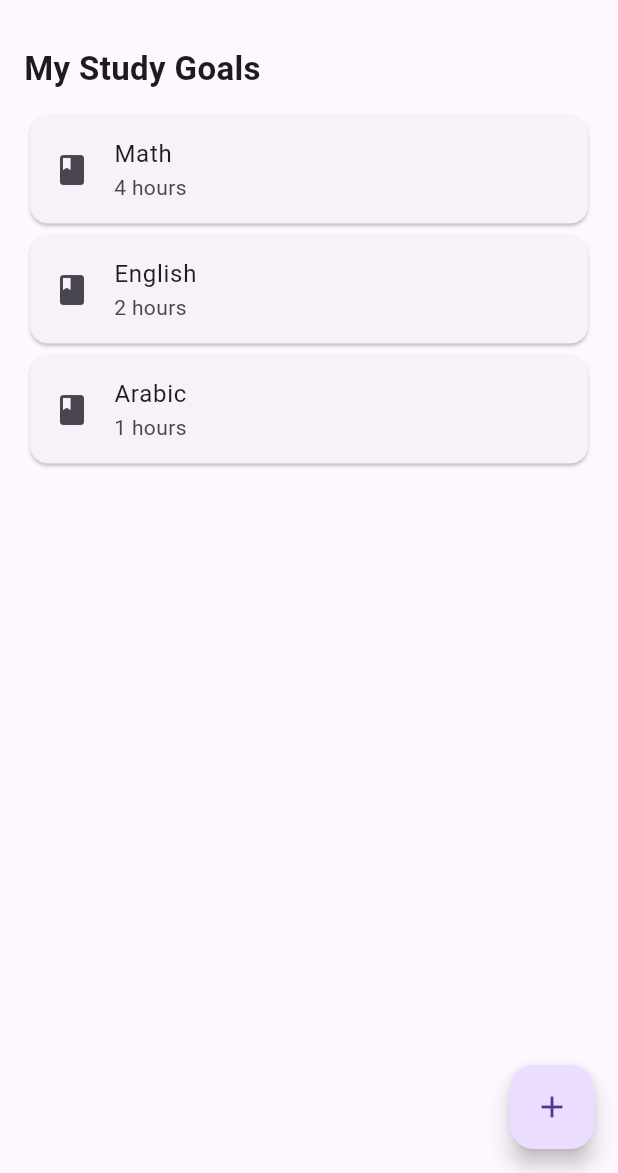
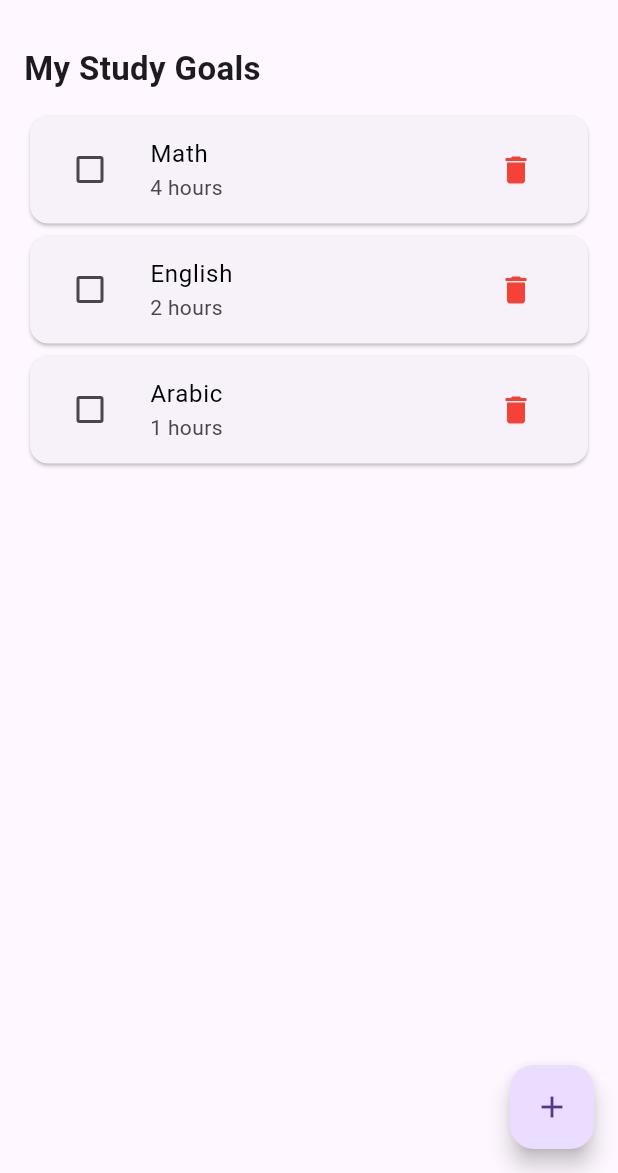
Before and after one commit to omranhareedi/study_planner_28249, a Flutter app: the screen it shows after launch, on a phone screen of 412 x 824 dp, the part 63-1236 px from its top. Run offline on Flutter 3.47's test engine with Material 3 defaults, Android fonts, the phone set to English and light mode, and no system bars.

Commit message:
phase 2 completed

```diff
--- a/lib/main.dart
+++ b/lib/main.dart
@@ -1,5 +1,4 @@
 import 'package:flutter/material.dart';
-
 
 void main() => runApp(const MyApp());
 
@@ -8,61 +7,126 @@ class MyApp extends StatelessWidget {
 
   @override
   Widget build(BuildContext context) {
-    return const MaterialApp(home: HomeScreen());
+    // STATIC: Root application setup
+    return const MaterialApp(
+      home: HomeScreen(),
+    );
   }
 }
 
-class HomeScreen extends StatelessWidget {
+class HomeScreen extends StatefulWidget {
   const HomeScreen({super.key});
 
   @override
+  State<HomeScreen> createState() => _HomeScreenState();
+}
+
+class _HomeScreenState extends State<HomeScreen> {
+  // =========================================================
+  // 1. LOGIC SECTION (Data & Functions)
+  // =========================================================
+
+  // LOGIC: List of Maps storing study goals in memory
+  List<Map<String, dynamic>> goals = [
+    {'subject': 'Math', 'hours': 4, 'done': false},
+    {'subject': 'English', 'hours': 2, 'done': false},
+    {'subject': 'Arabic', 'hours': 1, 'done': false},
+  ];
+
+  // LOGIC: Sample subjects cycled through when tapping the + button
+  final List<String> _sampleSubjects = [
+    'Physics',
+    'Biology',
+    'History',
+    'Database Systems',
+  ];
+
+  // LOGIC: Adds a sample goal and updates the UI
+  void addSampleGoal() {
+    setState(() {
+      final subject = _sampleSubjects[goals.length % _sampleSubjects.length];
+      goals.add({'subject': subject, 'hours': 2, 'done': false});
+    });
+  }
+
+  // LOGIC: Toggles the 'done' boolean at the given index
+  void toggleGoal(int index) {
+    setState(() {
+      goals[index]['done'] = !goals[index]['done'];
+    });
+  }
+
+  // LOGIC: Removes the goal at the given index
+  void deleteGoal(int index) {
+    setState(() {
+      goals.removeAt(index);
+    });
+  }
+
+  // =========================================================
+  // 2. STATIC / UI SECTION (Widgets & Connection Points)
+  // =========================================================
+
+  @override
   Widget build(BuildContext context) {
-    // STATIC
+    // STATIC: Main screen scaffold
     return Scaffold(
-      // STATIC
+      // STATIC: Top navigation bar
       appBar: AppBar(title: const Text('My Study Planner')),
-      // STATIC
+      // STATIC: Body container and vertical layout
       body: Padding(
         padding: const EdgeInsets.all(16.0),
         child: Column(
           crossAxisAlignment: CrossAxisAlignment.start,
           children: [
-            // STATIC
+            // STATIC: Section heading
             const Text(
               'My Study Goals',
               style: TextStyle(fontSize: 22, fontWeight: FontWeight.bold),
             ),
             const SizedBox(height: 12),
-            // STATIC Hard-coded study goal card
-            const Card(
-              child: ListTile(
-                leading: Icon(Icons.book),
-                title: Text('Math'),
-                subtitle: Text('4 hours'),
-              ),
-            ),
-            // STATIC
-            const Card(
-              child: ListTile(
-                leading: Icon(Icons.book),
-                title: Text('English'),
-                subtitle: Text('2 hours'),
-              ),
-            ),
-            // STATIC
-            const Card(
-              child: ListTile(
-                leading: Icon(Icons.book),
-                title: Text('Arabic'),
-                subtitle: Text('1 hours'),
+            // STATIC: Dynamic scrollable list of goal cards
+            Expanded(
+              child: ListView.builder(
+                itemCount: goals.length,
+                itemBuilder: (context, index) {
+                  final goal = goals[index];
+                  final bool isDone = goal['done'];
+
+                  return Card(
+                    child: ListTile(
+                      // CONNECTION: Checkbox toggles goal completion
+                      leading: Checkbox(
+                        value: isDone,
+                        onChanged: (value) => toggleGoal(index),
+                      ),
+                      title: Text(
+                        goal['subject'],
+                        style: TextStyle(
+                          decoration: isDone
+                              ? TextDecoration.lineThrough
+                              : TextDecoration.none,
+                          color: isDone ? Colors.grey : Colors.black,
+                        ),
+                      ),
+                      subtitle: Text('${goal['hours']} hours'),
+                      // CONNECTION: Delete icon removes goal from list
+                      trailing: IconButton(
+                        icon: const Icon(Icons.delete, color: Colors.red),
+                        onPressed: () => deleteGoal(index),
+                      ),
+                    ),
+                  );
+                },
               ),
             ),
           ],
         ),
       ),
-      // STATIC
+      // STATIC: Floating action button to add goals
       floatingActionButton: FloatingActionButton(
-        onPressed: () {},
+        // CONNECTION: Triggers adding a sample goal
+        onPressed: addSampleGoal,
         child: const Icon(Icons.add),
       ),
     );
--- /dev/null
+++ b/lib/phase2.dart
@@ -0,0 +1,128 @@
+import 'package:flutter/material.dart';
+
+void main() => runApp(const MyApp());
+
+class MyApp extends StatelessWidget {
+  const MyApp({super.key});
+
+  @override
+  Widget build(BuildContext context) {
+    // STATIC: Root application setup
+    return const MaterialApp(
+      home: HomeScreen(),
+    );
+  }
+}
+
+class HomeScreen extends StatefulWidget {
+  const HomeScreen({super.key});
+
+  @override
+  State<HomeScreen> createState() => _HomeScreenState();
+}
+
+class _HomeScreenState extends State<HomeScreen> {
+
+  // LOGIC: List of Maps storing study goals in memory
+  List<Map<String, dynamic>> goals = [
+    {'subject': 'Math', 'hours': 4, 'done': false},
+    {'subject': 'English', 'hours': 2, 'done': false},
+    {'subject': 'Arabic', 'hours': 1, 'done': false},
+  ];
+
+  // LOGIC: Sample subjects cycled through when tapping the + button
+  final List<String> _sampleSubjects = [
+    'Physics',
+    'Biology',
+    'History',
+    'Database Systems',
+  ];
+
+  // LOGIC: Adds a sample goal and updates the UI
+  void addSampleGoal() {
+    setState(() {
+      final subject = _sampleSubjects[goals.length % _sampleSubjects.length];
+      goals.add({'subject': subject, 'hours': 2, 'done': false});
+    });
+  }
+
+  // LOGIC: Toggles the 'done' boolean at the given index
+  void toggleGoal(int index) {
+    setState(() {
+      goals[index]['done'] = !goals[index]['done'];
+    });
+  }
+
+  // LOGIC: Removes the goal at the given index
+  void deleteGoal(int index) {
+    setState(() {
+      goals.removeAt(index);
+    });
+  }
+
+
+  @override
+  Widget build(BuildContext context) {
+    // STATIC: Main screen scaffold
+    return Scaffold(
+      // STATIC: Top navigation bar
+      appBar: AppBar(title: const Text('My Study Planner')),
+      // STATIC: Body container and vertical layout
+      body: Padding(
+        padding: const EdgeInsets.all(16.0),
+        child: Column(
+          crossAxisAlignment: CrossAxisAlignment.start,
+          children: [
+            // STATIC: Section heading
+            const Text(
+              'My Study Goals',
+              style: TextStyle(fontSize: 22, fontWeight: FontWeight.bold),
+            ),
+            const SizedBox(height: 12),
+            // STATIC: Dynamic scrollable list of goal cards
+            Expanded(
+              child: ListView.builder(
+                itemCount: goals.length,
+                itemBuilder: (context, index) {
+                  final goal = goals[index];
+                  final bool isDone = goal['done'];
+
+                  return Card(
+                    child: ListTile(
+                      // CONNECTION: Checkbox toggles goal completion
+                      leading: Checkbox(
+                        value: isDone,
+                        onChanged: (value) => toggleGoal(index),
+                      ),
+                      title: Text(
+                        goal['subject'],
+                        style: TextStyle(
+                          decoration: isDone
+                              ? TextDecoration.lineThrough
+                              : TextDecoration.none,
+                          color: isDone ? Colors.grey : Colors.black,
+                        ),
+                      ),
+                      subtitle: Text('${goal['hours']} hours'),
+                      // CONNECTION: Delete icon removes goal from list
+                      trailing: IconButton(
+                        icon: const Icon(Icons.delete, color: Colors.red),
+                        onPressed: () => deleteGoal(index),
+                      ),
+                    ),
+                  );
+                },
+              ),
+            ),
+          ],
+        ),
+      ),
+      // STATIC: Floating action button to add goals
+      floatingActionButton: FloatingActionButton(
+        // CONNECTION: Triggers adding a sample goal
+        onPressed: addSampleGoal,
+        child: const Icon(Icons.add),
+      ),
+    );
+  }
+}
```
Also changed, not shown: lib/phase1.dart (+4 -4 lines).
